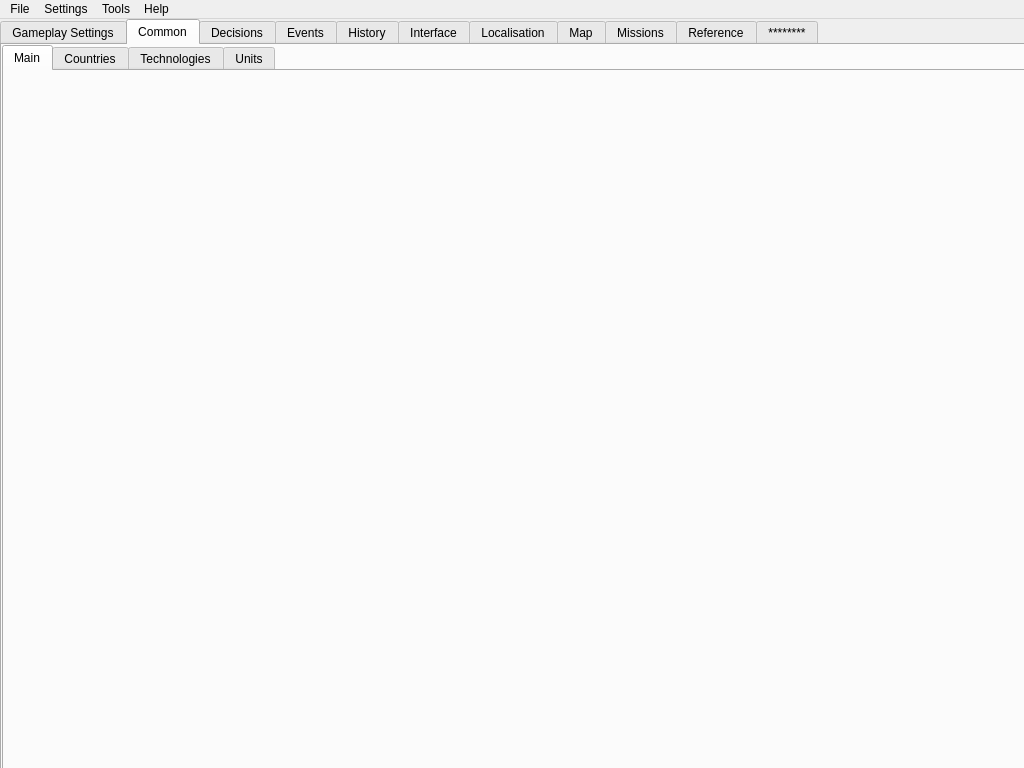
First picture: the form in trunk/BraveNewModder/mainwindow.ui, repository ADataGMan/bravenewmodder, before the edit.
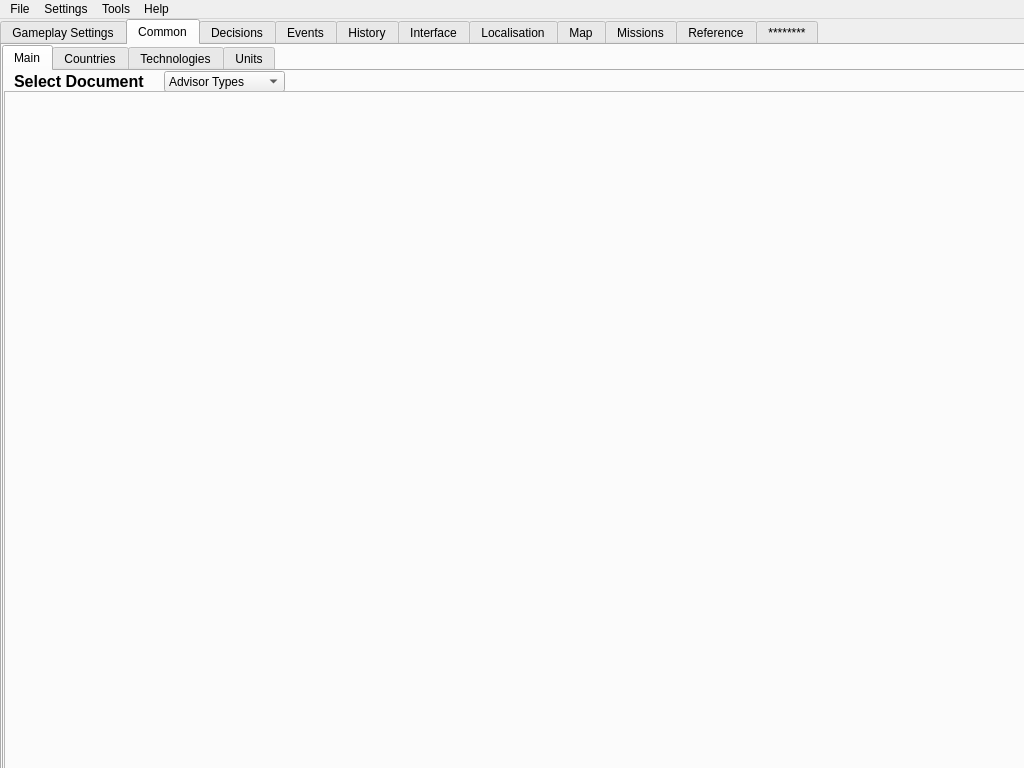
Second picture: the form after the edit. The open tabs and pages were chosen to show the change.

Patch:
```diff
--- a/trunk/BraveNewModder/mainwindow.ui
+++ b/trunk/BraveNewModder/mainwindow.ui
@@ -650,6 +650,54 @@
        <attribute name="title">
         <string>Main</string>
        </attribute>
+       <widget class="QLabel" name="label_18">
+        <property name="geometry">
+         <rect>
+          <x>10</x>
+          <y>0</y>
+          <width>141</width>
+          <height>21</height>
+         </rect>
+        </property>
+        <property name="text">
+         <string>&lt;!DOCTYPE HTML PUBLIC &quot;-//W3C//DTD HTML 4.0//EN&quot; &quot;http://www.w3.org/TR/REC-html40/strict.dtd&quot;&gt;
+&lt;html&gt;&lt;head&gt;&lt;meta name=&quot;qrichtext&quot; content=&quot;1&quot; /&gt;&lt;style type=&quot;text/css&quot;&gt;
+p, li { white-space: pre-wrap; }
+&lt;/style&gt;&lt;/head&gt;&lt;body style=&quot; font-family:'MS Shell Dlg 2'; font-size:8.25pt; font-weight:400; font-style:normal;&quot;&gt;
+&lt;p style=&quot; margin-top:0px; margin-bottom:0px; margin-left:0px; margin-right:0px; -qt-block-indent:0; text-indent:0px;&quot;&gt;&lt;span style=&quot; font-size:12pt; font-weight:600;&quot;&gt;Select Document&lt;/span&gt;&lt;/p&gt;&lt;/body&gt;&lt;/html&gt;</string>
+        </property>
+       </widget>
+       <widget class="QComboBox" name="comboBox_5">
+        <property name="geometry">
+         <rect>
+          <x>160</x>
+          <y>0</y>
+          <width>121</width>
+          <height>21</height>
+         </rect>
+        </property>
+        <item>
+         <property name="text">
+          <string>Advisor Types</string>
+         </property>
+        </item>
+       </widget>
+       <widget class="QFrame" name="frame">
+        <property name="geometry">
+         <rect>
+          <x>0</x>
+          <y>20</y>
+          <width>1021</width>
+          <height>691</height>
+         </rect>
+        </property>
+        <property name="frameShape">
+         <enum>QFrame::StyledPanel</enum>
+        </property>
+        <property name="frameShadow">
+         <enum>QFrame::Raised</enum>
+        </property>
+       </widget>
       </widget>
       <widget class="QWidget" name="tab_12">
        <attribute name="title">
```
Left out of the diff: 10 changed lines with no effect on the pictures.
